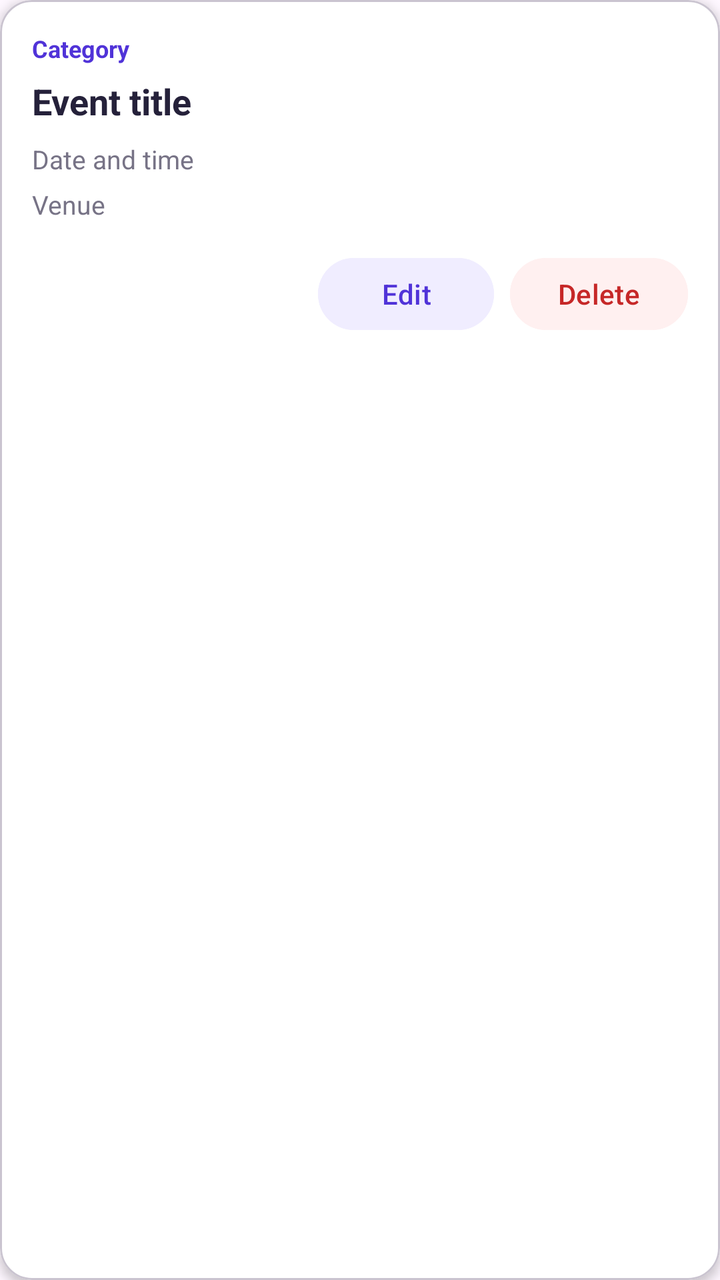
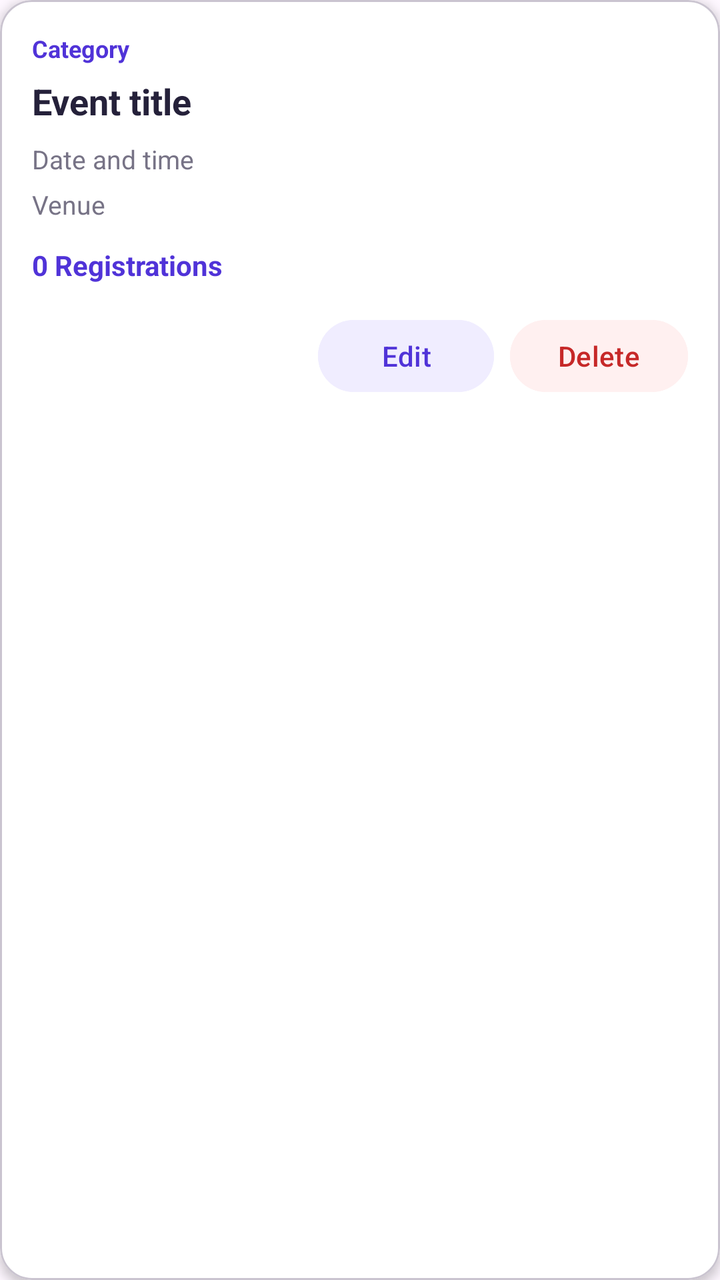

Two renders of the same Android screen: before a commit and after it. Below are the layout's source before the change and the commit's diff.
<!-- AndroidManifest.xml: application theme Theme.EventSphere -->
<!-- res/layout/organizer_event_item.xml -->
<?xml version="1.0" encoding="utf-8"?>
<com.google.android.material.card.MaterialCardView
    xmlns:android="http://schemas.android.com/apk/res/android"
    xmlns:app="http://schemas.android.com/apk/res-auto"
    android:layout_width="match_parent"
    android:layout_height="wrap_content"
    android:layout_marginBottom="12dp"
    app:cardBackgroundColor="#FFFFFF"
    app:cardCornerRadius="16dp"
    app:cardElevation="3dp">

    <LinearLayout
        android:layout_width="match_parent"
        android:layout_height="wrap_content"
        android:orientation="vertical"
        android:padding="16dp">

        <TextView
            android:id="@+id/tvOrganizerEventCategory"
            android:layout_width="wrap_content"
            android:layout_height="wrap_content"
            android:text="Category"
            android:textColor="#5033D8"
            android:textSize="12sp"
            android:textStyle="bold" />

        <TextView
            android:id="@+id/tvOrganizerEventTitle"
            android:layout_width="match_parent"
            android:layout_height="wrap_content"
            android:layout_marginTop="6dp"
            android:text="Event title"
            android:textColor="#25213A"
            android:textSize="18sp"
            android:textStyle="bold" />

        <TextView
            android:id="@+id/tvOrganizerEventDate"
            android:layout_width="match_parent"
            android:layout_height="wrap_content"
            android:layout_marginTop="8dp"
            android:text="Date and time"
            android:textColor="#777386"
            android:textSize="13sp" />

        <TextView
            android:id="@+id/tvOrganizerEventVenue"
            android:layout_width="match_parent"
            android:layout_height="wrap_content"
            android:layout_marginTop="5dp"
            android:text="Venue"
            android:textColor="#777386"
            android:textSize="13sp" />

        <LinearLayout
            android:layout_width="match_parent"
            android:layout_height="wrap_content"
            android:layout_marginTop="14dp"
            android:gravity="end"
            android:orientation="horizontal">

            <Button
                android:id="@+id/btnEditOrganizerEvent"
                android:layout_width="wrap_content"
                android:layout_height="44dp"
                android:backgroundTint="#F0EDFF"
                android:text="Edit"
                android:textAllCaps="false"
                android:textColor="#5033D8" />

            <Button
                android:id="@+id/btnDeleteOrganizerEvent"
                android:layout_width="wrap_content"
                android:layout_height="44dp"
                android:layout_marginStart="8dp"
                android:backgroundTint="#FFF0F0"
                android:text="Delete"
                android:textAllCaps="false"
                android:textColor="#C62828" />

        </LinearLayout>

    </LinearLayout>

</com.google.android.material.card.MaterialCardView>
<!-- resources referenced by this layout -->
<resources>
  <style name="Theme.EventSphere" parent="Base.Theme.EventSphere" />
  <style name="Base.Theme.EventSphere" parent="Theme.Material3.DayNight.NoActionBar">
          
          
      </style>
</resources>

<!-- the commit's change to res/layout/organizer_event_item.xml (unified diff, before → after) -->
@@ -15,6 +15,7 @@
         android:orientation="vertical"
         android:padding="16dp">
 
+        
         <TextView
             android:id="@+id/tvOrganizerEventCategory"
             android:layout_width="wrap_content"
@@ -24,6 +25,7 @@
             android:textSize="12sp"
             android:textStyle="bold" />
 
+        
         <TextView
             android:id="@+id/tvOrganizerEventTitle"
             android:layout_width="match_parent"
@@ -34,6 +36,7 @@
             android:textSize="18sp"
             android:textStyle="bold" />
 
+        
         <TextView
             android:id="@+id/tvOrganizerEventDate"
             android:layout_width="match_parent"
@@ -43,6 +46,7 @@
             android:textColor="#777386"
             android:textSize="13sp" />
 
+        
         <TextView
             android:id="@+id/tvOrganizerEventVenue"
             android:layout_width="match_parent"
@@ -52,6 +56,18 @@
             android:textColor="#777386"
             android:textSize="13sp" />
 
+        
+        <TextView
+            android:id="@+id/tvOrganizerRegistrationCount"
+            android:layout_width="wrap_content"
+            android:layout_height="wrap_content"
+            android:layout_marginTop="12dp"
+            android:text="0 Registrations"
+            android:textColor="#5033D8"
+            android:textSize="14sp"
+            android:textStyle="bold" />
+
+        
         <LinearLayout
             android:layout_width="match_parent"
             android:layout_height="wrap_content"
